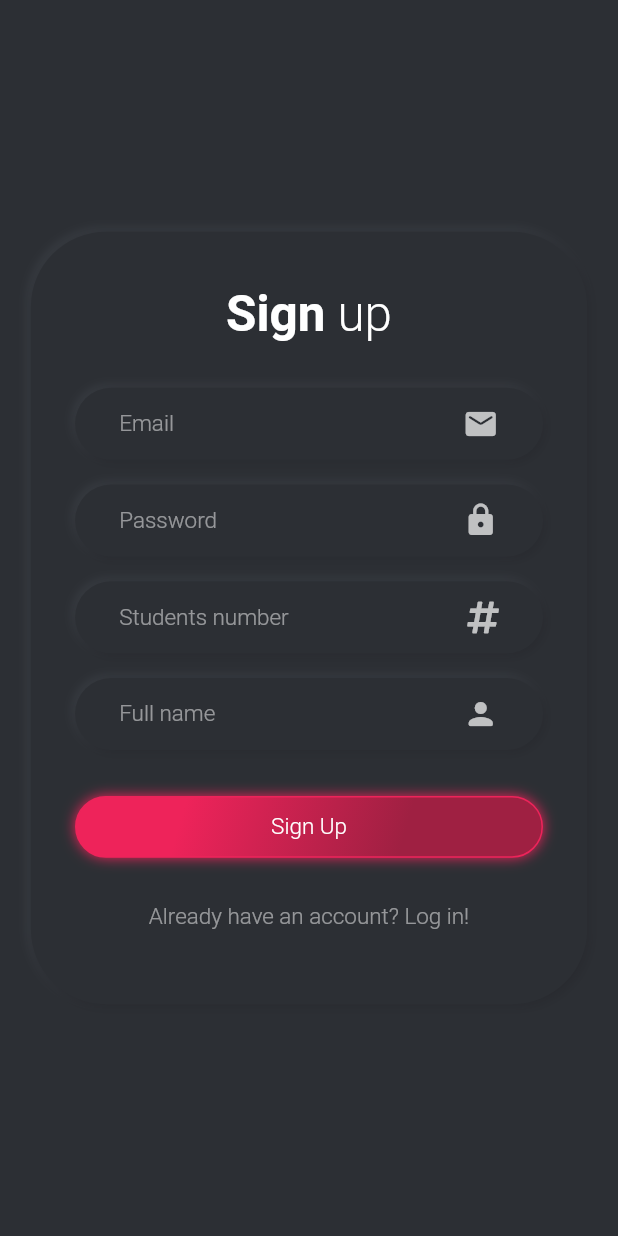
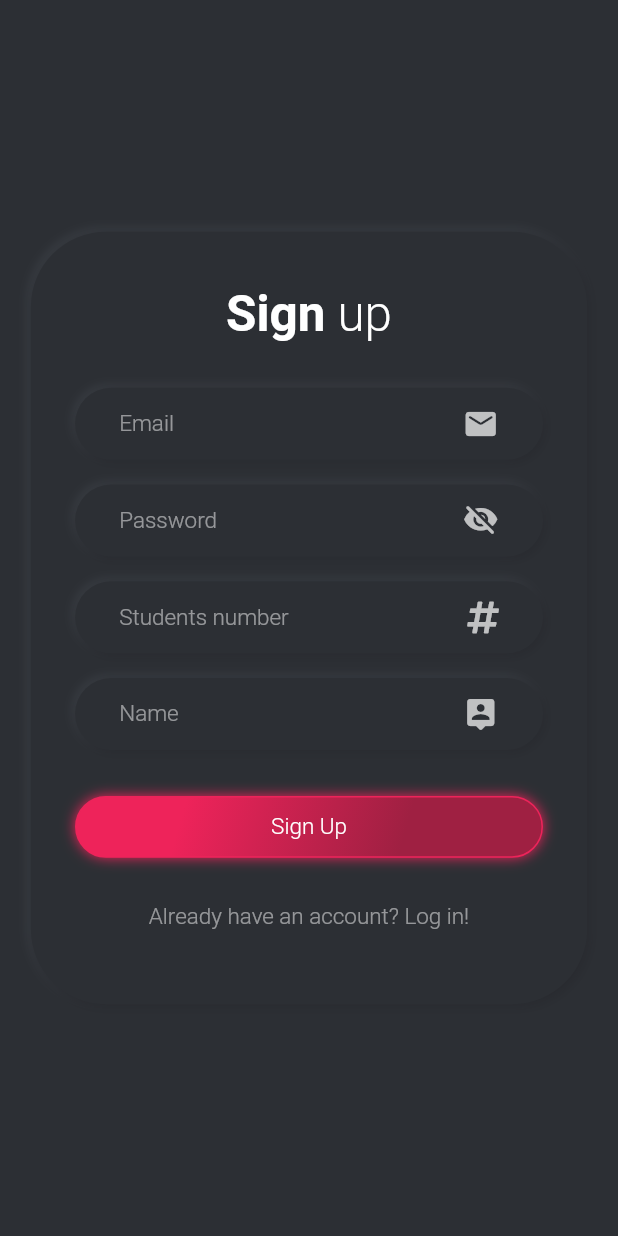
Before and after one commit to pisekgasper/fri-app, a Flutter app: the SignInPage screen opened directly, after a tap on "Log In", after a tap on "Don't have an account? Sign up!", on a phone screen of 412 x 824 dp. Run offline on Flutter 3.47's test engine with Material 2 defaults, Android fonts, the phone set to English and light mode, and no system bars; drawn by our look-alikes of flutter_neumorphic; our stand-ins replace cloud_firestore, firebase_auth, firebase_core, flutter_spinkit, font_awesome_flutter; accounts and stored records are empty; Roboto replaces fonts that are missing (SF Pro Display, SF Pro Text).

Commit message:
:ok_hand: IMPROVE: Added toggle visibility button for passwords

```diff
--- a/lib/sign_in.dart
+++ b/lib/sign_in.dart
@@ -25,6 +25,8 @@ class _SignInPageState extends State<SignInPage> {
 
   bool _emailEmpty = false;
   bool _passwordEmpty = false;
+
+  bool _passwordVisibilityToggle = true;
 
   @override
   void initState() {
@@ -183,7 +185,7 @@ class _SignInPageState extends State<SignInPage> {
                                 fontWeight: FontWeight.w400),
                             controller: _passwordController,
                             autocorrect: false,
-                            obscureText: true,
+                            obscureText: _passwordVisibilityToggle,
                             enableSuggestions: false,
                             cursorColor: const Color(0xffee235a),
                             autovalidateMode: AutovalidateMode.disabled,
@@ -194,7 +196,14 @@ class _SignInPageState extends State<SignInPage> {
                               suffixIcon: Padding(
                                 padding: EdgeInsets.only(
                                     right: _formFieldPaddingHorizontal),
-                                  child: Icon(Icons.lock_rounded)),
+                                child: InkWell(
+                                    onTap: () => setState(() =>
+                                        _passwordVisibilityToggle =
+                                            !_passwordVisibilityToggle),
+                                    child: _passwordVisibilityToggle
+                                        ? Icon(Icons.visibility_off_rounded)
+                                        : Icon(Icons.visibility_rounded)),
+                              ),
                               hintText: "Password",
                               hintStyle: TextStyle(
                                   fontFamily: 'SF Pro Text',
@@ -250,10 +259,12 @@ class _SignInPageState extends State<SignInPage> {
                                   email: _emailController.text.trim(),
                                   password: _passwordController.text.trim(),
                                 );
+                        if (this.mounted) {
                           setState(() {
                             _errorMessage = _error;
                             _loading = false;
                           });
+                        }
                       }
                     },
                     child: AccentButton(
--- a/lib/sign_up.dart
+++ b/lib/sign_up.dart
@@ -36,6 +36,8 @@ class _SignUpPageState extends State<SignUpPage> {
   bool _passwordEmpty = false;
   bool _studentsNumberEmpty = false;
   bool _fullNameEmpty = false;
+
+  bool _passwordVisibilityToggle = true;
 
   @override
   void initState() {
@@ -208,7 +210,7 @@ class _SignUpPageState extends State<SignUpPage> {
                                 fontWeight: FontWeight.w400),
                             controller: _passwordController,
                             autocorrect: false,
-                            obscureText: true,
+                            obscureText: _passwordVisibilityToggle,
                             enableSuggestions: false,
                             cursorColor: const Color(0xffee235a),
                             autovalidateMode: AutovalidateMode.disabled,
@@ -219,7 +221,14 @@ class _SignUpPageState extends State<SignUpPage> {
                               suffixIcon: Padding(
                                 padding: EdgeInsets.only(
                                     right: _formFieldPaddingHorizontal),
-                                  child: Icon(Icons.lock_rounded)),
+                                child: InkWell(
+                                    onTap: () => setState(() =>
+                                        _passwordVisibilityToggle =
+                                            !_passwordVisibilityToggle),
+                                    child: _passwordVisibilityToggle
+                                        ? Icon(Icons.visibility_off_rounded)
+                                        : Icon(Icons.visibility_rounded)),
+                              ),
                               hintText: "Password",
                               hintStyle: TextStyle(
                                   fontFamily: 'SF Pro Text',
@@ -351,10 +360,10 @@ class _SignUpPageState extends State<SignUpPage> {
                                   width: 30,
                                   color: Colors.transparent,
                                   alignment: Alignment.centerRight,
-                                  child: Icon(Icons.person_rounded),
+                                  child: Icon(Icons.person_pin_rounded),
                                 ),
                               ),
-                              hintText: "Full name",
+                              hintText: "Name",
                               hintStyle: TextStyle(
                                   fontFamily: 'SF Pro Text',
                                   fontSize: _formFontSize,
@@ -415,10 +424,12 @@ class _SignUpPageState extends State<SignUpPage> {
                         if (_error == "") {
                           Navigator.pop(context);
                         }
+                        if (this.mounted) {
                           setState(() {
                             _errorMessage = _error;
                             _loading = false;
                           });
+                        }
                       }
                     },
                     child: AccentButton(
```
Lines whose indentation alone changed are shown as unchanged.
